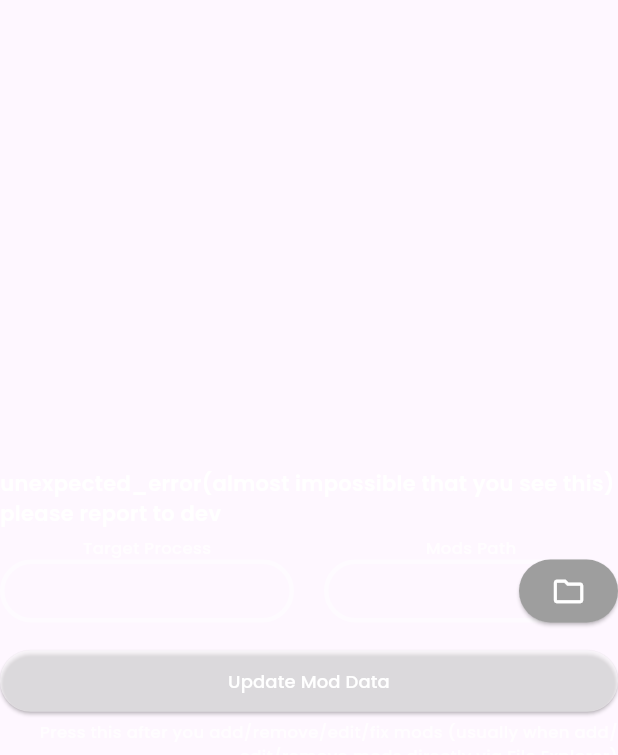
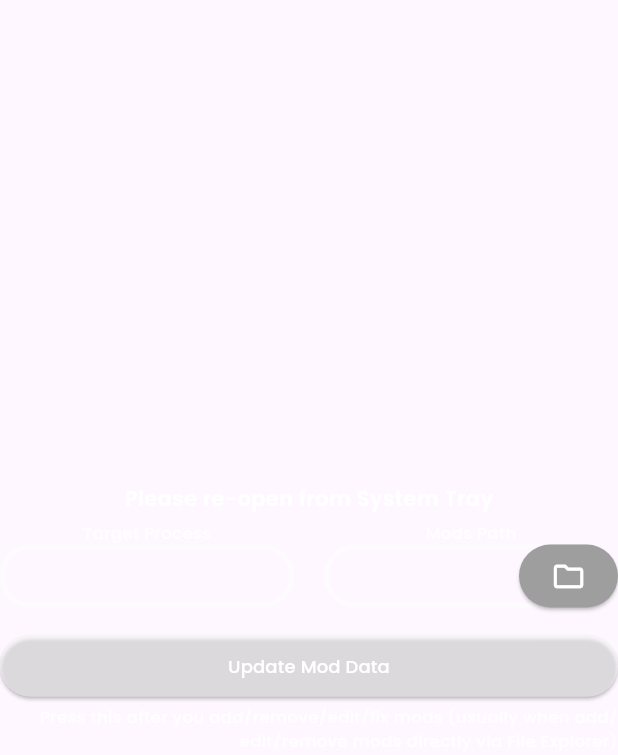
Before and after one commit to Aglglg/No-Reload-Mod-Manager, a Flutter app: the GameSettings widget shown alone on an empty page, opened directly, on a phone screen of 412 x 824 dp. Shown: the top 755 px of the screen. Run offline on Flutter 3.47's test engine with Material 3 defaults, Android fonts, the phone set to English and light mode, and no system bars; our stand-ins replace carousel_slider, file_picker, flutter_riverpod, google_fonts, package_info_plus and 1 more; missing offline and left inert: animated_segmented_tab_control, bitsdojo_window, dart:ffi, desktop_drop, flutter_single_instance, hotkey_manager and 3 more; accounts and stored records are empty; network calls fail; statements that could not run were skipped.

Commit message:
Fix setting text, fix window not hidden at startup

```diff
--- a/lib/tabs/settings_tab.dart
+++ b/lib/tabs/settings_tab.dart
@@ -607,13 +607,13 @@ class _GameSettingsState extends ConsumerState<GameSettings> {
       case TargetGame.Wuthering_Waves:
         return 'Wuthering Waves';
       case TargetGame.Genshin_Impact:
-        return 'Settings';
+        return 'Genshin Impact';
       case TargetGame.Honkai_Star_Rail:
         return 'Honkai Star Rail';
       case TargetGame.Zenless_Zone_Zero:
         return 'Zenless Zone Zero';
       default:
-        return 'unexpected_error(almost impossible that you see this) please report to dev';
+        return 'Please re-open from System Tray';
     }
   }
 
```
Also changed, not shown: lib/main.dart (+5 -7 lines), 1 other file.
